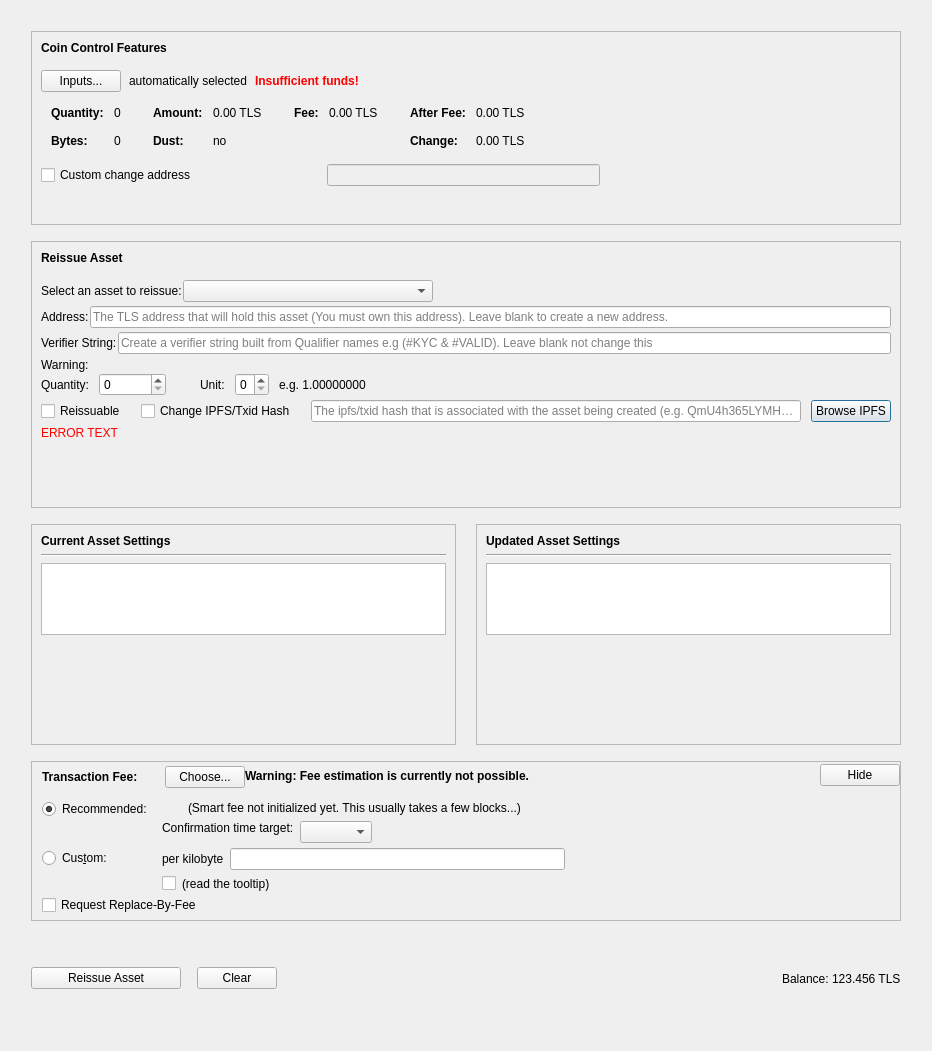
Qt form src/qt/forms/reissueassetdialog.ui (zachchan105/slimecoin) before a commit.
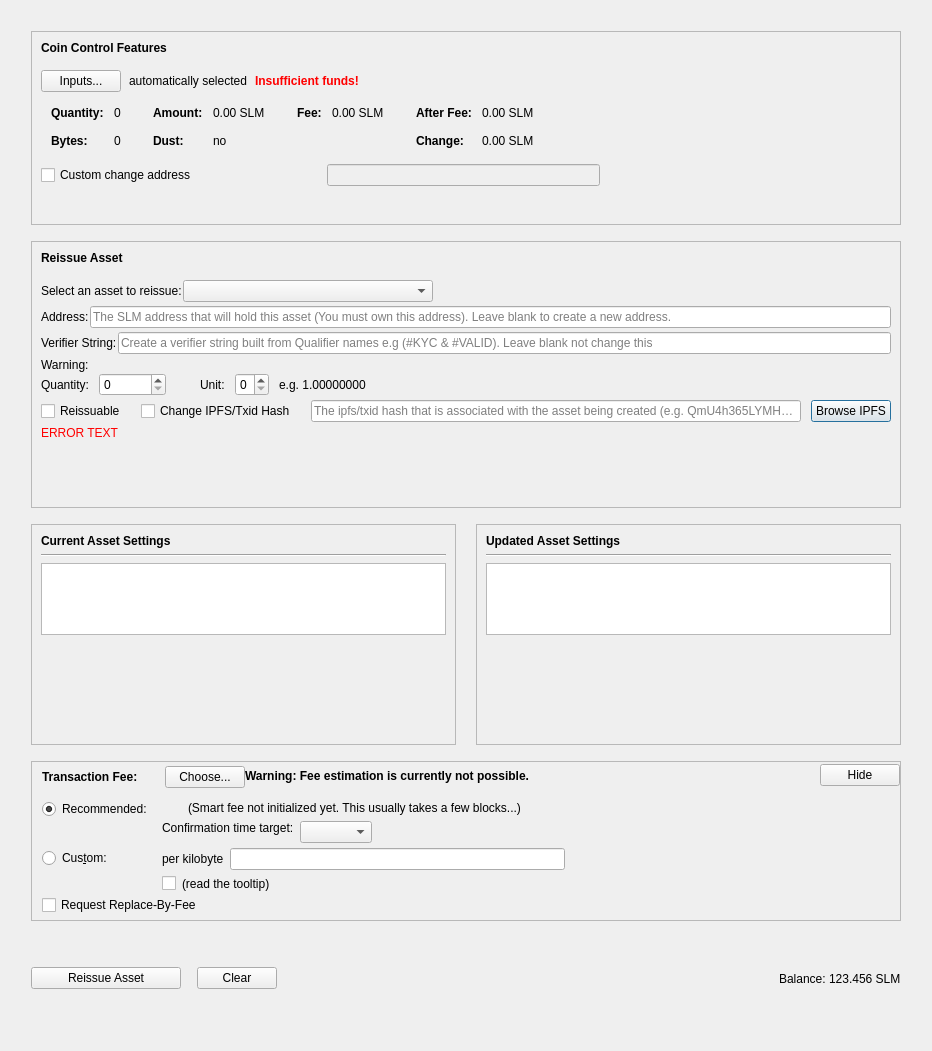
The same form after that commit. Custom widgets are drawn as their Qt base class.

The edit to the form file:
```diff
--- a/src/qt/forms/reissueassetdialog.ui
+++ b/src/qt/forms/reissueassetdialog.ui
@@ -338,7 +338,7 @@
                     <enum>Qt::ActionsContextMenu</enum>
                    </property>
                    <property name="text">
-                    <string notr="true">0.00 TLS</string>
+                    <string notr="true">0.00 SLM</string>
                    </property>
                    <property name="textInteractionFlags">
                     <set>Qt::LinksAccessibleByMouse|Qt::TextSelectableByKeyboard|Qt::TextSelectableByMouse</set>
@@ -418,7 +418,7 @@
                     <enum>Qt::ActionsContextMenu</enum>
                    </property>
                    <property name="text">
-                    <string notr="true">0.00 TLS</string>
+                    <string notr="true">0.00 SLM</string>
                    </property>
                    <property name="textInteractionFlags">
                     <set>Qt::LinksAccessibleByMouse|Qt::TextSelectableByKeyboard|Qt::TextSelectableByMouse</set>
@@ -469,7 +469,7 @@
                     <enum>Qt::ActionsContextMenu</enum>
                    </property>
                    <property name="text">
-                    <string notr="true">0.00 TLS</string>
+                    <string notr="true">0.00 SLM</string>
                    </property>
                    <property name="textInteractionFlags">
                     <set>Qt::LinksAccessibleByMouse|Qt::TextSelectableByKeyboard|Qt::TextSelectableByMouse</set>
@@ -498,7 +498,7 @@
                     <enum>Qt::ActionsContextMenu</enum>
                    </property>
                    <property name="text">
-                    <string notr="true">0.00 TLS</string>
+                    <string notr="true">0.00 SLM</string>
                    </property>
                    <property name="textInteractionFlags">
                     <set>Qt::LinksAccessibleByMouse|Qt::TextSelectableByKeyboard|Qt::TextSelectableByMouse</set>
@@ -750,7 +750,7 @@
                <string/>
               </property>
               <property name="placeholderText">
-               <string>The TLS address that will hold this asset (You must own this address). Leave blank to create a new address.</string>
+               <string>The SLM address that will hold this asset (You must own this address). Leave blank to create a new address.</string>
               </property>
              </widget>
             </item>
@@ -1714,7 +1714,7 @@
          <item>
           <widget class="QLabel" name="labelBalance">
            <property name="text">
-            <string>123.456 TLS</string>
+            <string>123.456 SLM</string>
            </property>
           </widget>
          </item>
```
Left out of the diff: 10 changed lines with no effect on the pictures.
